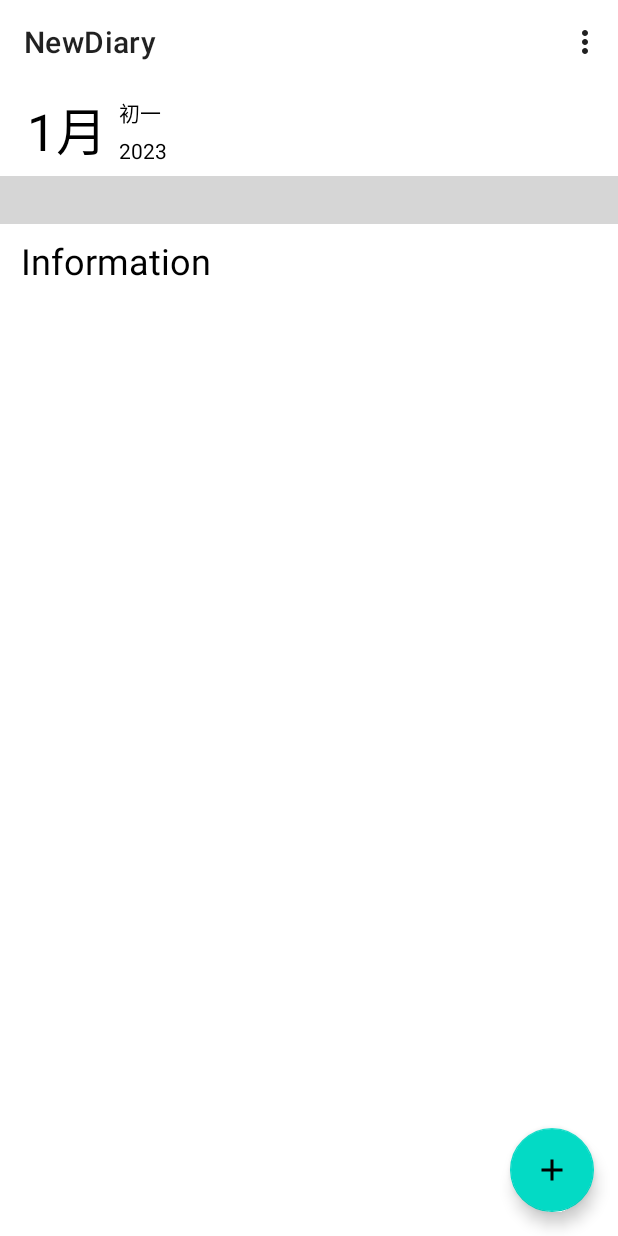
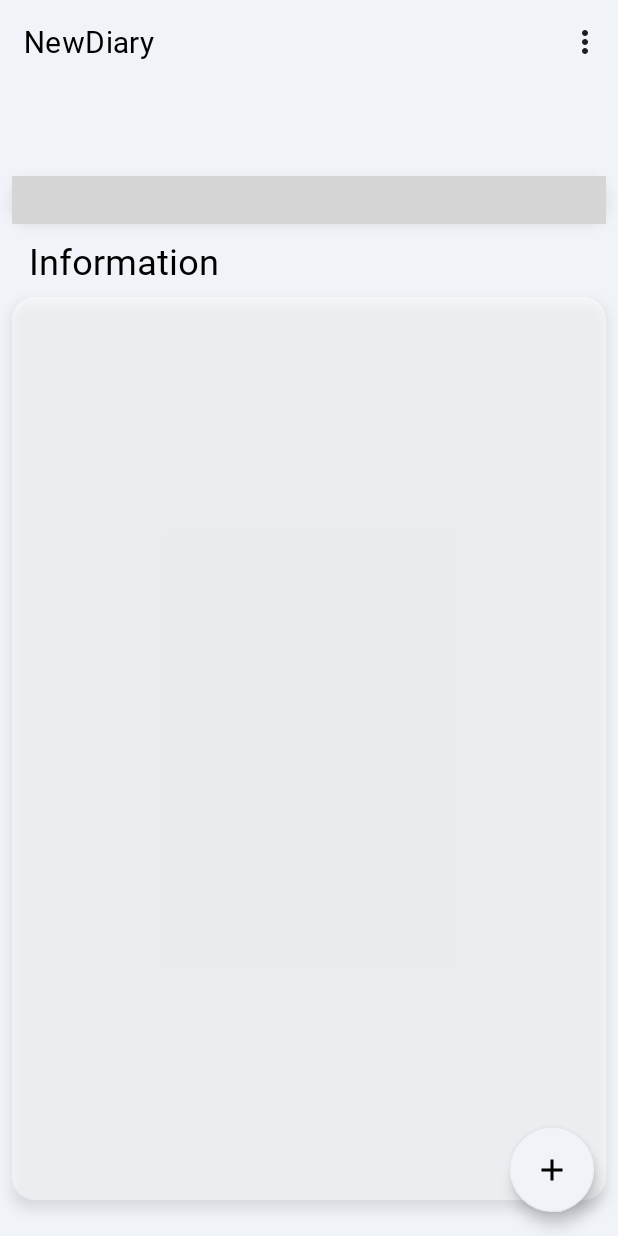
Before and after one commit to JMF999/Android-NewDiary, an Android app: the screen it shows after launch (MainActivity), on a phone screen of 412 x 824 dp. Run offline under Robolectric (Android 15) with nearby library versions, the phone set to English and light mode, and no system bars; libraries missing offline, so code that uses them is left out: com.haibin.calendarview; plain views replace CalendarView; 10 statements that could not run were skipped; grey boxes are pictures that could not be loaded.

Commit message:
1.实现沉浸式状态栏，但存在状态栏字体颜色无法自定义问题，无法更好适配其他背景图片。 2.增加更换背景图片功能 3.APP主题改用方正小标宋字体 4.添加了一些字体和背景图片 5.优化UI设计

```diff
--- a/app/build.gradle
+++ b/app/build.gradle
@@ -9,8 +9,8 @@ android {
 
     defaultConfig {
         applicationId "com.example.newdiary"
-        minSdk 29
-        targetSdk 32
+        minSdk 30
+        targetSdk 33
         versionCode 1
         versionName "1.0"
 
--- a/app/src/main/AndroidManifest.xml
+++ b/app/src/main/AndroidManifest.xml
@@ -3,7 +3,6 @@
     xmlns:tools="http://schemas.android.com/tools">
     <uses-permission android:name="android.permission.WRITE_EXTERNAL_STORAGE" />
     <uses-permission android:name="android.permission.READ_EXTERNAL_STORAGE" />
-    <uses-permission android:name="android.permission.MANAGE_EXTERNAL_STORAGE" />
     <uses-permission android:name="android.permission.WRITE_EXTERNA" />
 
     <application
@@ -18,7 +17,8 @@
         android:theme="@style/Theme.NewDiary"
         tools:targetApi="31"
         android:requestLegacyExternalStorage="true"
-        android:preserveLegacyExternalStorage="true">
+        android:preserveLegacyExternalStorage="true"
+        android:resizeableActivity="true">
         <activity
             android:name=".MainActivity"
             android:exported="true">
--- a/app/src/main/java/com/example/newdiary/MainActivity.kt
+++ b/app/src/main/java/com/example/newdiary/MainActivity.kt
@@ -1,17 +1,16 @@
 package com.example.newdiary
 
 import android.annotation.SuppressLint
+import android.app.Activity
 import android.content.pm.PackageManager
 import android.os.Bundle
 import android.util.Log
-import android.view.LayoutInflater
-import android.view.Menu
-import android.view.MenuItem
-import android.view.View
+import android.view.*
 import android.widget.Button
 import android.widget.EditText
 import androidx.appcompat.app.AlertDialog
 import androidx.appcompat.app.AppCompatActivity
+import androidx.appcompat.content.res.AppCompatResources
 import androidx.core.app.ActivityCompat
 import androidx.core.content.ContextCompat
 import androidx.lifecycle.ViewModelProvider
@@ -19,6 +18,7 @@ import com.example.newdiary.databinding.ActivityMainBinding
 import com.haibin.calendarview.Calendar
 import com.haibin.calendarview.Calendar.Scheme
 import com.haibin.calendarview.CalendarView
+
 
 class MainActivity : AppCompatActivity() {
     private val TAG: String = "MainActivity"
@@ -30,9 +30,11 @@ class MainActivity : AppCompatActivity() {
 
     override fun onCreate(savedInstanceState: Bundle?) {
         super.onCreate(savedInstanceState)
+        window.setDecorFitsSystemWindows(false) // 沉浸式状态栏相关
         binding = ActivityMainBinding.inflate(layoutInflater)
         setContentView(binding.root)
-        setSupportActionBar(binding.materialToolbar)
+
+        setSupportActionBar(binding.materialToolbar)    // 设置状态栏
 
         // 申请权限
         checkSelfPermission()
@@ -54,6 +56,22 @@ class MainActivity : AppCompatActivity() {
             binding.calendarView.setSchemeDate(it)
             binding.calendarView.update()
             Log.d(TAG, "onCreate: 数据变化！$it")
+        }
+
+        // 观察背景图片数据，切换主题
+        viewModel.switchBackground.observe(this) {
+            when (it) {
+                0 -> binding.mainRoot.background =
+                    AppCompatResources.getDrawable(this, R.color.calendar_background)
+                1 -> binding.mainRoot.background =
+                    AppCompatResources.getDrawable(this, R.drawable.background1)
+                2 -> binding.mainRoot.background =
+                    AppCompatResources.getDrawable(this, R.drawable.background2)
+                3 -> binding.mainRoot.background =
+                    AppCompatResources.getDrawable(this, R.drawable.background3)
+                4 -> binding.mainRoot.background =
+                    AppCompatResources.getDrawable(this, R.drawable.background4)
+            }
         }
 
         // 设置日历属性
@@ -94,14 +112,6 @@ class MainActivity : AppCompatActivity() {
                 )
                 upTitleDate()
                 upTextInformation()
-                today.differ(calendar).also {
-                    if (it < 0) {
-                        binding.mainTv5.text = (-it).toString()
-                    } else {
-                        binding.mainTv5.text = it.toString()
-                    }
-                }
-
             }
         })
 
@@ -172,8 +182,20 @@ class MainActivity : AppCompatActivity() {
                 .setPositiveButton("开始导入") { _, _ ->
                     viewModel.oldDataToNewData()
                 }.setNegativeButton("取消") { _, _ -> }.show()
+            R.id.main_menu_5 -> switchBackground()
         }
         return super.onOptionsItemSelected(item)
+    }
+
+    // 切换主题
+    private fun switchBackground() {
+        when (viewModel.switchBackground.value) {
+            0 -> viewModel.switchBackground.value = 1
+            1 -> viewModel.switchBackground.value = 2
+            2 -> viewModel.switchBackground.value = 3
+            3 -> viewModel.switchBackground.value = 4
+            4 -> viewModel.switchBackground.value = 0
+        }
     }
 
     /**
@@ -198,7 +220,6 @@ class MainActivity : AppCompatActivity() {
             binding.mainTv9.setTextColor(getColor(R.color.calendar_text))
         }
         binding.mainTv9.text = nowMonthCount.toString()
-        binding.mainTv8.text = nowMonthCount.toString()
     }
 
     /**
@@ -337,4 +358,29 @@ class MainActivity : AppCompatActivity() {
         }
         return s.toString()
     }
+
+    /**
+     * 获取状态栏高度
+     */
+    fun getStatusBarHeight(activity: Activity): Int {
+        val windowInsets = activity.window.decorView.rootWindowInsets
+        return windowInsets?.getInsets(WindowInsets.Type.statusBars())?.top ?: 0
+    }
+
+    /**
+     * 沉浸式状态栏相关，具体不知道干啥的
+     */
+    override fun onResume() {
+        super.onResume()
+        val insetsController = window.insetsController
+        if (insetsController != null) {
+            insetsController.setSystemBarsAppearance(
+                0,
+                WindowInsetsController.APPEARANCE_LIGHT_STATUS_BARS
+            )
+            insetsController.systemBarsBehavior =
+                WindowInsetsController.BEHAVIOR_SHOW_TRANSIENT_BARS_BY_SWIPE
+        }
+    }
+
 }
--- a/app/src/main/java/com/example/newdiary/MyViewModel.kt
+++ b/app/src/main/java/com/example/newdiary/MyViewModel.kt
@@ -10,6 +10,11 @@ class MyViewModel(application: Application) : AndroidViewModel(application) {
     private val _liveDataMap = MutableLiveData<MutableMap<String, Calendar>>()
     val liveDataMap: LiveData<MutableMap<String, Calendar>> get() = _liveDataMap
     private val dataRepository = getApplication<MyApplication>().dataRepository
+
+    /**
+     * 当前背景图像
+     */
+    var switchBackground = MutableLiveData(0)
 
     init {
         _liveDataMap.value = dataRepository.calendarMap
--- /dev/null
+++ b/app/src/main/res/drawable/main_information_background.xml
@@ -0,0 +1,6 @@
+<?xml version="1.0" encoding="utf-8"?>
+<shape xmlns:android="http://schemas.android.com/apk/res/android"
+    android:shape="rectangle">
+    <corners android:radius="15dp" />
+    <solid android:color="@color/main_information_background" />
+</shape>
--- a/app/src/main/res/layout/activity_main.xml
+++ b/app/src/main/res/layout/activity_main.xml
@@ -5,17 +5,22 @@
     android:layout_width="match_parent"
     android:layout_height="match_parent"
     android:background="@color/calendar_background"
-    android:orientation="vertical">
+    android:orientation="vertical"
+    android:id="@+id/main_root"
+    android:fitsSystemWindows="true">
 
     <com.google.android.material.appbar.MaterialToolbar
         android:id="@+id/materialToolbar"
         android:layout_width="match_parent"
         android:layout_height="wrap_content"
-        android:background="@color/calendar_background"
+        android:background="@color/lucency"
         android:minHeight="?attr/actionBarSize"
         android:theme="?attr/actionBarTheme"
         app:title="@string/app_name"
-        app:menu="@menu/main_menu" />
+        app:menu="@menu/main_menu"
+        app:titleTextColor="@color/calendar_text"
+        app:subtitleTextColor="@color/calendar_text"
+        app:icon="@color/black"/>
 
     <androidx.constraintlayout.widget.ConstraintLayout
         android:layout_width="match_parent"
@@ -32,7 +37,7 @@
             android:id="@+id/main_tv1"
             android:layout_width="wrap_content"
             android:layout_height="wrap_content"
-            android:text="1月"
+            tools:text="1月"
             android:textColor="@color/calendar_text"
             android:textSize="34sp"
             app:layout_constraintBottom_toTopOf="@+id/guideline3"
@@ -57,61 +62,16 @@
                 android:layout_width="wrap_content"
                 android:layout_height="wrap_content"
                 android:layout_marginBottom="5dp"
-                android:text="初一"
+                tools:text="初一"
                 android:textColor="@color/calendar_text" />
 
             <TextView
                 android:id="@+id/main_tv3"
                 android:layout_width="wrap_content"
                 android:layout_height="wrap_content"
-                android:text="2023"
+                tools:text="2023"
                 android:textColor="@color/calendar_text" />
         </LinearLayout>
-
-        <TextView
-            android:id="@+id/main_tv4"
-            android:layout_width="wrap_content"
-            android:layout_height="wrap_content"
-            android:text="距离今日："
-            android:visibility="invisible"
-            app:layout_constraintBottom_toBottomOf="@+id/main_tv5"
-            app:layout_constraintEnd_toStartOf="@+id/main_tv5"
-            app:layout_constraintTop_toTopOf="@+id/main_tv5" />
-
-        <TextView
-            android:id="@+id/main_tv5"
-            android:layout_width="wrap_content"
-            android:layout_height="wrap_content"
-            android:layout_marginEnd="16dp"
-            android:text="0"
-            android:visibility="invisible"
-            app:layout_constraintBottom_toTopOf="@+id/guideline3"
-            app:layout_constraintEnd_toEndOf="parent"
-            app:layout_constraintTop_toTopOf="parent"
-            app:layout_constraintVertical_bias="0.2" />
-
-        <TextView
-            android:id="@+id/main_tv"
-            android:layout_width="wrap_content"
-            android:layout_height="wrap_content"
-            android:text="当月总计："
-            android:visibility="invisible"
-            app:layout_constraintBottom_toBottomOf="@+id/main_tv8"
-            app:layout_constraintEnd_toStartOf="@+id/main_tv8"
-            app:layout_constraintTop_toTopOf="@+id/main_tv8"
-            app:layout_constraintVertical_bias="1.0" />
-
-        <TextView
-            android:id="@+id/main_tv8"
-            android:layout_width="wrap_content"
-            android:layout_height="wrap_content"
-            android:layout_marginEnd="16dp"
-            android:text="0"
-            android:visibility="invisible"
-            app:layout_constraintBottom_toTopOf="@+id/guideline3"
-            app:layout_constraintEnd_toEndOf="parent"
-            app:layout_constraintTop_toTopOf="parent"
-            app:layout_constraintVertical_bias="0.8" />
 
         <com.google.android.material.floatingactionbutton.FloatingActionButton
             android:id="@+id/main_floatingActionButton"
@@ -120,17 +80,24 @@
             android:layout_marginEnd="16dp"
             android:layout_marginBottom="16dp"
             android:clickable="true"
+            android:elevation="10dp"
+            android:backgroundTint="@color/main_floatingActionButton"
+            app:backgroundTint="@color/main_floatingActionButton"
             app:layout_constraintBottom_toBottomOf="parent"
             app:layout_constraintEnd_toEndOf="parent"
             app:srcCompat="@drawable/ic_baseline_add_24"
-            tools:ignore="SpeakableTextPresentCheck" />
-
+            tools:ignore="SpeakableTextPresentCheck"
+            android:contentDescription="@string/main_floatButton_contentDescription" />
 
         <com.haibin.calendarview.CalendarView
             android:id="@+id/calendarView"
             android:layout_width="match_parent"
             android:layout_height="wrap_content"
-            android:background="@color/calendar_background"
+            android:layout_marginLeft="8dp"
+            android:layout_marginRight="8dp"
+            android:padding="5dp"
+            android:elevation="5dp"
+            android:background="@drawable/main_information_background"
             app:calendar_height="50dp"
             app:current_day_lunar_text_color="@color/red"
             app:current_day_text_color="@color/red"
@@ -148,10 +115,11 @@
             app:scheme_theme_color="#333333"
             app:selected_lunar_text_color="@color/calendar_text"
             app:selected_text_color="@color/calendar_text"
-            app:selected_theme_color="@color/selected_theme_color"
-            app:week_background="@color/calendar_background"
+            app:selected_theme_color="@color/calendar_selected_color"
+            app:week_background="@color/lucency"
             app:week_start_with="sun"
-            app:week_text_color="@color/calendar_text">
+            app:week_text_color="@color/calendar_text"
+            app:year_view_background="@color/calendar_background">
 
         </com.haibin.calendarview.CalendarView>
 
@@ -159,8 +127,9 @@
             android:id="@+id/main_tv6"
             android:layout_width="wrap_content"
             android:layout_height="wrap_content"
+            android:layout_marginStart="5dp"
             android:layout_marginTop="8dp"
-            android:text="Information"
+            android:text="@string/main_information"
             android:textColor="@color/calendar_text"
             android:textSize="24sp"
             app:layout_constraintEnd_toEndOf="parent"
@@ -172,10 +141,13 @@
             android:id="@+id/scrollView2"
             android:layout_width="match_parent"
             android:layout_height="0dp"
-            android:layout_marginStart="16dp"
+            android:layout_marginStart="8dp"
             android:layout_marginTop="8dp"
-            android:layout_marginEnd="16dp"
+            android:layout_marginEnd="8dp"
             android:layout_marginBottom="24dp"
+            android:background="@drawable/main_information_background"
+            android:elevation="5dp"
+            android:padding="10dp"
             app:layout_constraintBottom_toBottomOf="parent"
             app:layout_constraintEnd_toEndOf="parent"
             app:layout_constraintStart_toStartOf="parent"
@@ -193,19 +165,22 @@
                     android:id="@+id/main_map_count"
                     android:layout_width="match_parent"
                     android:layout_height="wrap_content"
-                    tools:text="TextView" />
+                    tools:text="TextView"
+                    android:textColor="@color/calendar_text"/>
 
                 <TextView
                     android:id="@+id/main_calendar_content"
                     android:layout_width="match_parent"
                     android:layout_height="wrap_content"
-                    tools:text="TextView" />
+                    tools:text="TextView"
+                    android:textColor="@color/calendar_text"/>
 
                 <TextView
                     android:id="@+id/main_map_all_text"
                     android:layout_width="match_parent"
                     android:layout_height="wrap_content"
-                    tools:text="TextView" />
+                    tools:text="TextView"
+                    android:textColor="@color/calendar_text"/>
 
             </LinearLayout>
 
--- a/app/src/main/res/menu/main_menu.xml
+++ b/app/src/main/res/menu/main_menu.xml
@@ -2,17 +2,21 @@
 <menu xmlns:android="http://schemas.android.com/apk/res/android">
     <item
         android:id="@+id/main_menu_1"
-        android:title="导入数据" />
+        android:title="@string/main_menu_importData" />
     <item
         android:id="@+id/main_menu_2"
-        android:title="导出数据" />
+        android:title="@string/main_menu_outData" />
     <item
         android:id="@+id/main_menu_3"
-        android:title="清除全部数据" />
+        android:title="@string/main_menu_clearData" />
     <item
         android:id="@+id/main_menu_4"
-        android:title="旧版数据迁移" />
+        android:title="@string/main_menu_oldDataToNew" />
     <item
         android:id="@+id/main_menu_5"
-        android:title="设置" />
+        android:title="@string/main_menu_switchTheme" />
+    <item
+        android:id="@+id/main_menu_6"
+        android:title="@string/main_menu_set" />
+
 </menu>
--- a/app/src/main/res/values-night/colors-night.xml
+++ b/app/src/main/res/values-night/colors-night.xml
@@ -12,9 +12,14 @@
     <color name="mauve">#D9CAF5</color>
     <color name="red">#FF0000</color>
     <color name="gray">#959595</color>
+
     <color name="calendar_text">#FFFFFF</color>
-    <color name="calendar_background">#383838</color>
-    <color name="selected_theme_color">#CFB6FF</color>
-    <color name="calendar_text_today">#CFB6FF</color>
-    <color name="calendar_Scheme_text">#FF0000</color>
+    <color name="calendar_background">#3A3A3A</color>
+    <color name="calendar_selected_color">#FFFFFF</color>
+    <color name="calendar_today_text">#FFFFFF</color>
+    <color name="calendar_scheme_text">#FF0000</color>
+
+    <color name="main_information_background">#80535353</color>
+
+    <color name="main_floatingActionButton">#3A3A3A</color>
 </resources>
--- a/app/src/main/res/values-night/themes.xml
+++ b/app/src/main/res/values-night/themes.xml
@@ -1,6 +1,7 @@
-<resources xmlns:tools="http://schemas.android.com/tools">
+<resources>
     <!-- Base application theme. -->
     <style name="Theme.NewDiary" parent="Theme.MaterialComponents.DayNight.NoActionBar">
+        <item name="android:fontFamily">@font/fzxbs</item>
         <!-- Primary brand color. -->
         <item name="colorPrimary">@color/purple_200</item>
         <item name="colorPrimaryVariant">@color/purple_700</item>
@@ -10,7 +11,10 @@
         <item name="colorSecondaryVariant">@color/teal_200</item>
         <item name="colorOnSecondary">@color/black</item>
         <!-- Status bar color. -->
-        <item name="android:statusBarColor">@color/calendar_background</item>
+<!--        <item name="android:statusBarColor">@color/calendar_background</item>-->
+        <item name="android:statusBarColor">@android:color/transparent</item>
         <!-- Customize your theme here. -->
+        <item name="android:windowLightStatusBar">true</item>
+        <item name="android:windowLightNavigationBar">true</item>
     </style>
 </resources>
--- a/app/src/main/res/values/colors.xml
+++ b/app/src/main/res/values/colors.xml
@@ -12,9 +12,15 @@
     <color name="mauve">#D9CAF5</color>
     <color name="red">#FF0000</color>
     <color name="gray">#959595</color>
+
     <color name="calendar_text">#000000</color>
-    <color name="calendar_background">#FFFFFF</color>
-    <color name="selected_theme_color">#673AB7</color>
-    <color name="calendar_text_today">#673AB7</color>
-    <color name="calendar_Scheme_text">#FF0000</color>
+    <color name="calendar_background">#f0f3f8</color>
+    <color name="calendar_selected_color">#000000</color>
+    <color name="calendar_today_text">#000000</color>
+    <color name="calendar_scheme_text">#FF0000</color>
+
+    <color name="main_information_background">#80FFFFFF</color>
+
+    <color name="main_floatingActionButton">#F0F3F8</color>
+
 </resources>
--- a/app/src/main/res/values/strings.xml
+++ b/app/src/main/res/values/strings.xml
@@ -6,4 +6,12 @@
     <string name="add_dialog_text3">计划：</string>
     <string name="add_dialog_text4">其他：</string>
     <string name="add_dialog_text5">任何：</string>
+    <string name="main_menu_importData">导入数据</string>
+    <string name="main_menu_outData">导出数据</string>
+    <string name="main_menu_clearData">清除全部数据</string>
+    <string name="main_menu_oldDataToNew">旧版数据迁移</string>
+    <string name="main_menu_set">设置</string>
+    <string name="main_menu_switchTheme">切换背景</string>
+    <string name="main_floatButton_contentDescription">添加日程</string>
+    <string name="main_information">Information</string>
 </resources>
--- a/app/src/main/res/values/themes.xml
+++ b/app/src/main/res/values/themes.xml
@@ -1,6 +1,7 @@
-<resources xmlns:tools="http://schemas.android.com/tools">
+<resources>
     <!-- Base application theme. -->
     <style name="Theme.NewDiary" parent="Theme.MaterialComponents.DayNight.NoActionBar">
+        <item name="android:fontFamily">@font/fzxbs</item>
         <!-- Primary brand color. -->
         <item name="colorPrimary">@color/purple_500</item>
         <item name="colorPrimaryVariant">@color/purple_700</item>
@@ -10,9 +11,14 @@
         <item name="colorSecondaryVariant">@color/teal_700</item>
         <item name="colorOnSecondary">@color/black</item>
         <!-- Status bar color. -->
-        <item name="android:statusBarColor">@color/calendar_background</item>
+<!--        <item name="android:statusBarColor">@color/calendar_background</item>-->
+        <item name="android:statusBarColor">@android:color/transparent</item>
         <!-- Customize your theme here. -->
         <item name="android:windowLightStatusBar">true</item>
         <item name="android:windowLightNavigationBar">true</item>
+<!--        禁用系统阴影-->
+<!--        <item name="android:outlineAmbientShadowColor">@android:color/transparent</item>-->
+<!--        <item name="android:outlineSpotShadowColor">@android:color/transparent</item>-->
+
     </style>
 </resources>
```
Also changed, not shown: app/src/main/java/com/example/newdiary/MeiZuMonthView.java (+32 -38 lines), app/src/main/res/drawable/background1.jpeg (added), app/src/main/res/drawable/background2.jpeg (added), app/src/main/res/drawable/background3.jpeg (added), app/src/main/res/drawable/background4.jpg (added), app/src/main/res/font/kj.ttf (added), 2 other files.
